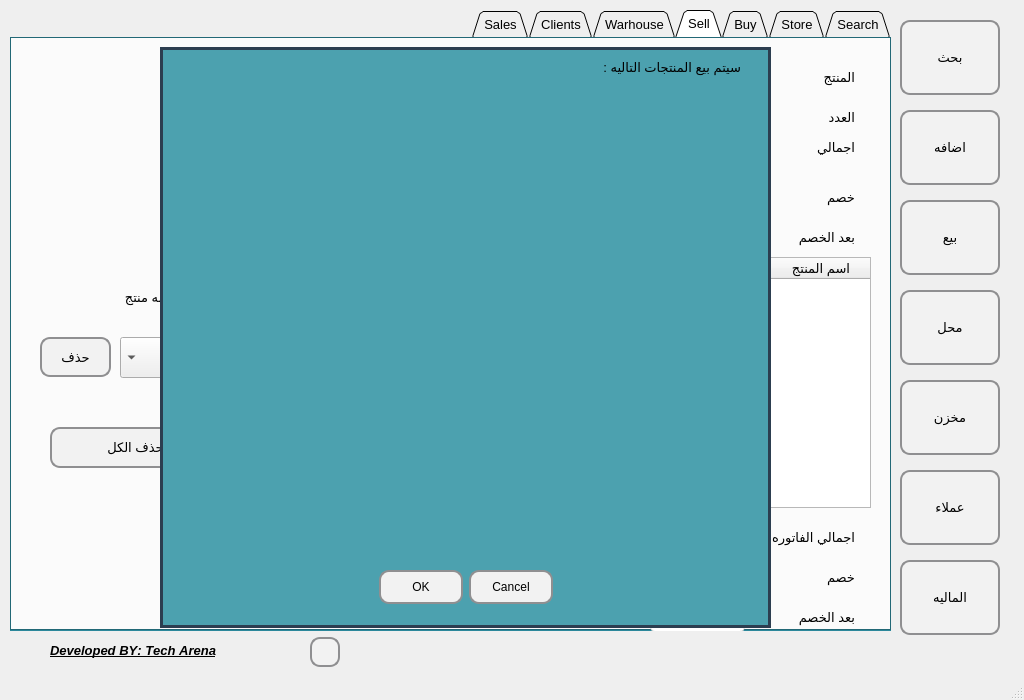
This is GUI.ui in ahmedmostafa0x61/Scooter-Sales as Qt 5 draws it before an edit. The edited form follows.
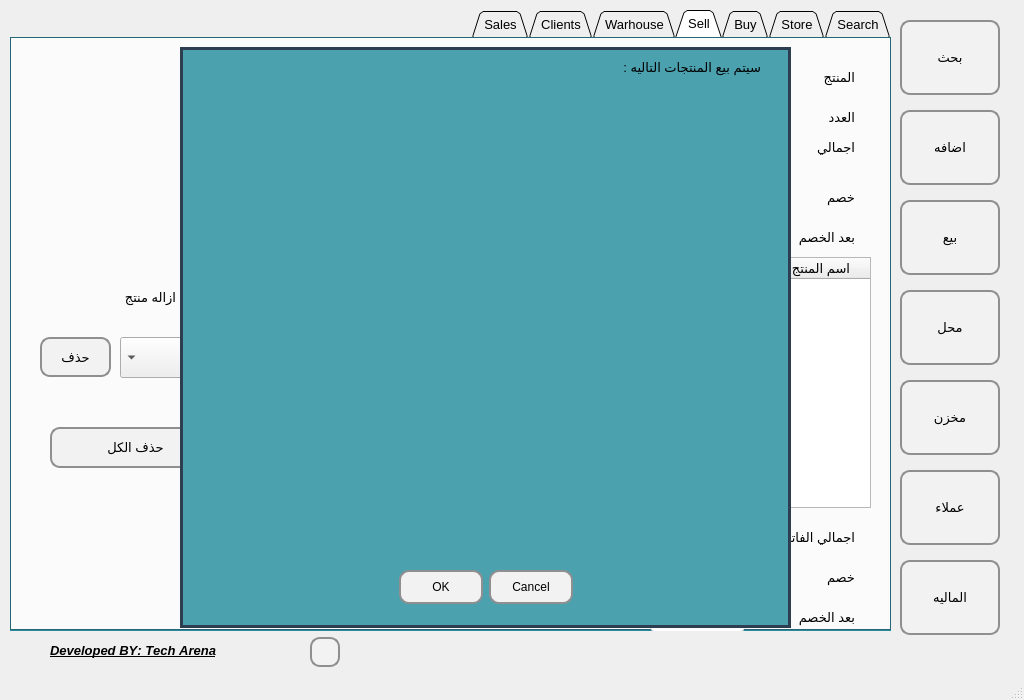
This is the edited form. The open tabs and pages were chosen to show the change. Icons and pictures are not drawn.

Commit message: fix auto-complete bug

The edit to the form file:
```diff
--- a/GUI.ui
+++ b/GUI.ui
@@ -717,25 +717,6 @@
        <string>المنتج</string>
       </property>
      </widget>
-     <widget class="QComboBox" name="sell_name">
-      <property name="geometry">
-       <rect>
-        <x>645</x>
-        <y>20</y>
-        <width>110</width>
-        <height>35</height>
-       </rect>
-      </property>
-      <property name="font">
-       <font>
-        <family>MS Shell Dlg 2</family>
-        <pointsize>10</pointsize>
-       </font>
-      </property>
-      <property name="layoutDirection">
-       <enum>Qt::RightToLeft</enum>
-      </property>
-     </widget>
      <widget class="QLabel" name="label_2">
       <property name="geometry">
        <rect>
@@ -1162,7 +1143,7 @@
      <widget class="QGroupBox" name="selling_group">
       <property name="geometry">
        <rect>
-        <x>150</x>
+        <x>170</x>
         <y>10</y>
         <width>611</width>
         <height>581</height>
@@ -1522,6 +1503,17 @@
        </property>
       </widget>
      </widget>
+     <widget class="QLineEdit" name="sell_name">
+      <property name="geometry">
+       <rect>
+        <x>640</x>
+        <y>20</y>
+        <width>120</width>
+        <height>35</height>
+       </rect>
+      </property>
+     </widget>
+     <zorder>sell_name</zorder>
      <zorder>groupBox_3</zorder>
      <zorder>groupBox_2</zorder>
      <zorder>sell_remove_all</zorder>
```
Left out of the diff: 9 changed lines with no effect on the pictures. The commit also changes 1 other file.
